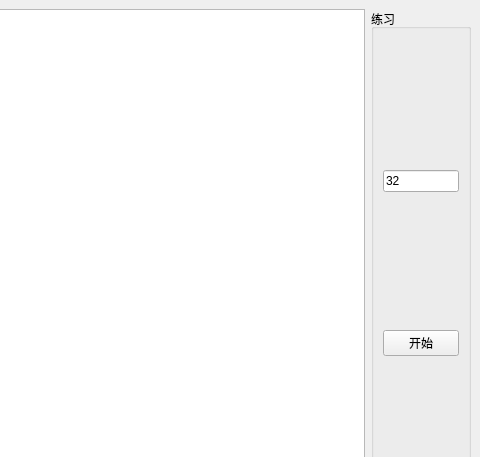
Qt form mainwindow.ui (niliumnm/QMusic) before a commit; both pictures show x 500 to 980 and y 0 to 457 of the 980 by 639 pixel window.
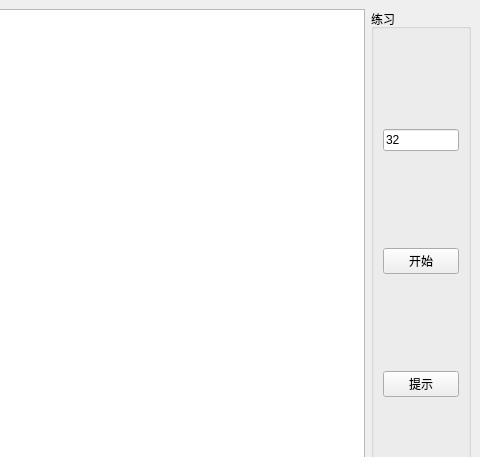
The same form after that commit.

Commit message: 添加素材，增加了提示功能

```diff
--- a/mainwindow.ui
+++ b/mainwindow.ui
@@ -46,6 +46,13 @@
            </property>
           </widget>
          </item>
+         <item>
+          <widget class="QPushButton" name="btnHint">
+           <property name="text">
+            <string>提示</string>
+           </property>
+          </widget>
+         </item>
         </layout>
        </widget>
       </item>
```
The commit also changes 14 other files.
